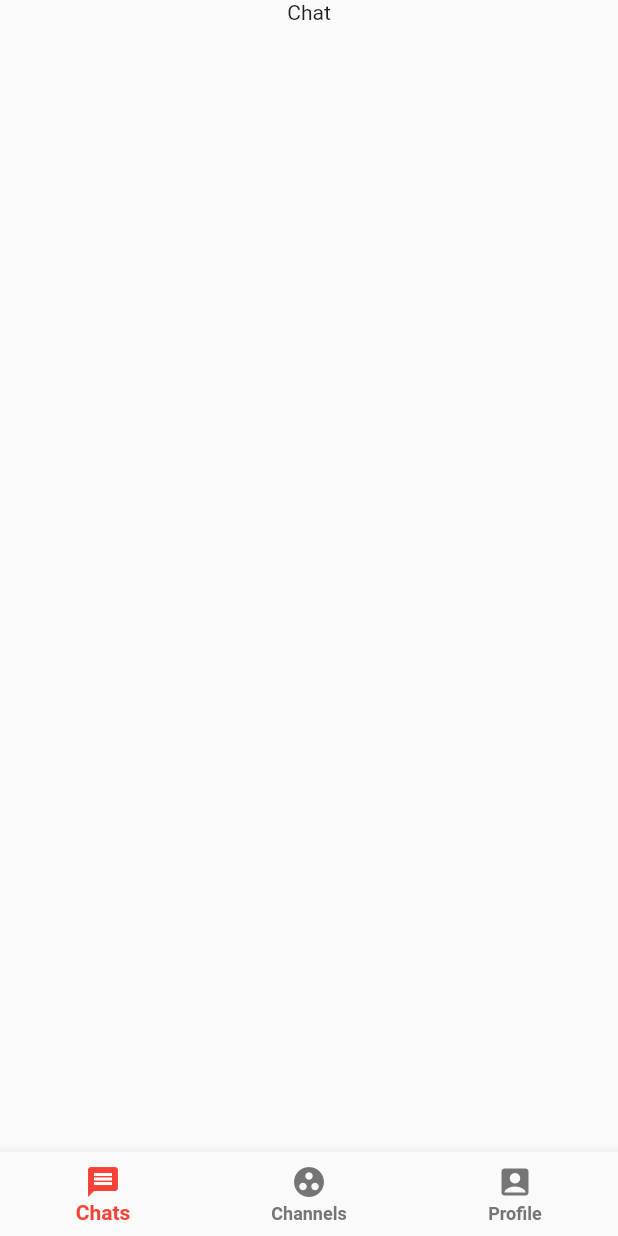
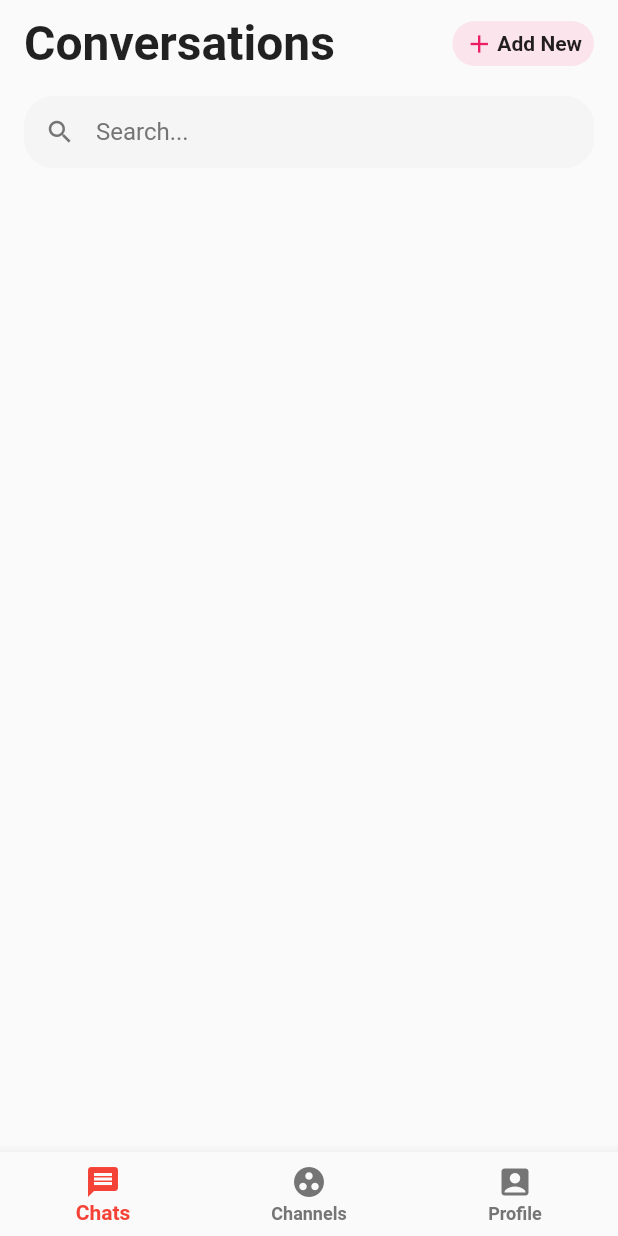
Before and after one commit to jayson-xu/flutter_chatui, a Flutter app: the screen it shows after launch, on a phone screen of 412 x 824 dp. Run offline on Flutter 3.47's test engine with Material 2 defaults, Android fonts, the phone set to English and light mode, and no system bars.

Commit message:
添加标题栏和搜索条

```diff
--- a/lib/pages/chat_page.dart
+++ b/lib/pages/chat_page.dart
@@ -10,7 +10,73 @@ class _ChatPageState extends State<ChatPage> {
   Widget build(BuildContext context) {
     return Scaffold(
       body: SingleChildScrollView(
-        child: Center(child: Text("Chat")),
+        physics: BouncingScrollPhysics(),
+        child: Column(
+          crossAxisAlignment: CrossAxisAlignment.start,
+          children: <Widget>[
+            SafeArea(
+              child: Padding(
+                padding: EdgeInsets.only(left: 16, right: 16, top: 10),
+                child: Row(
+                  mainAxisAlignment: MainAxisAlignment.spaceBetween,
+                  children: <Widget>[
+                    Text(
+                      "Conversations",
+                      style:
+                          TextStyle(fontSize: 32, fontWeight: FontWeight.bold),
+                    ),
+                    Container(
+                      padding:
+                          EdgeInsets.only(left: 8, right: 8, top: 2, bottom: 2),
+                      height: 30,
+                      decoration: BoxDecoration(
+                        borderRadius: BorderRadius.circular(30),
+                        color: Colors.pink[50],
+                      ),
+                      child: Row(
+                        children: <Widget>[
+                          Icon(
+                            Icons.add,
+                            color: Colors.pink,
+                            size: 20,
+                          ),
+                          SizedBox(
+                            width: 2,
+                          ),
+                          Text(
+                            "Add New",
+                            style: TextStyle(
+                                fontSize: 14, fontWeight: FontWeight.bold),
+                          ),
+                        ],
+                      ),
+                    )
+                  ],
+                ),
+              ),
+            ),
+            Padding(
+              padding: EdgeInsets.only(top: 16, left: 16, right: 16),
+              child: TextField(
+                decoration: InputDecoration(
+                  hintText: "Search...",
+                  hintStyle: TextStyle(color: Colors.grey.shade600),
+                  prefixIcon: Icon(
+                    Icons.search,
+                    color: Colors.grey.shade600,
+                    size: 20,
+                  ),
+                  filled: true,
+                  fillColor: Colors.grey.shade100,
+                  contentPadding: EdgeInsets.all(8),
+                  enabledBorder: OutlineInputBorder(
+                      borderRadius: BorderRadius.circular(20),
+                      borderSide: BorderSide(color: Colors.grey.shade100)),
+                ),
+              ),
+            ),
+          ],
+        ),
       ),
     );
   }
```
